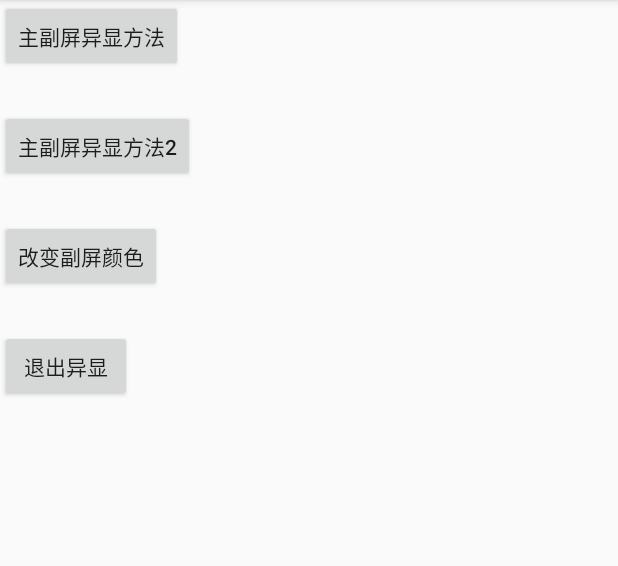
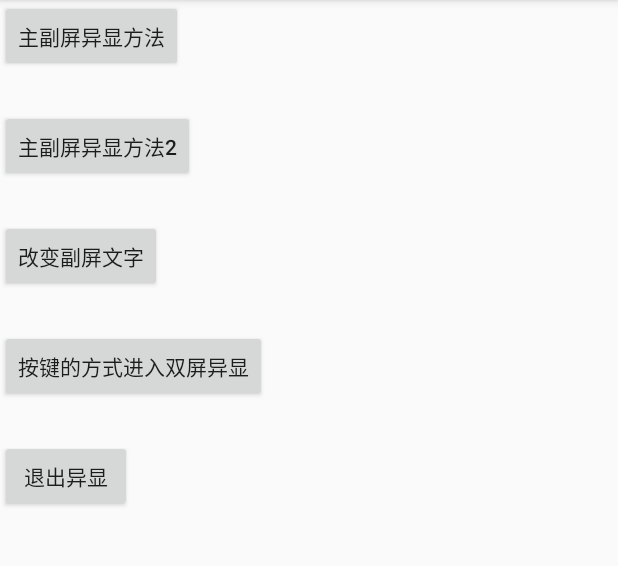
Before and after one commit to fjtkchenhuan/YSDemo, an Android app: the screen it shows after launch (MainActivity), on a phone screen of 412 x 824 dp, the part 84-650 px from its top. Run offline under Robolectric (Android 15) with nearby library versions, the phone set to English and light mode, and no system bars.

Commit message:
增加进入双屏异显的方式

```diff
--- a/doubletouch/src/main/res/layout/activity_main.xml
+++ b/doubletouch/src/main/res/layout/activity_main.xml
@@ -28,6 +28,13 @@
         android:text="@string/change"/>
 
     <Button
+        android:id="@+id/btn5"
+        android:layout_width="wrap_content"
+        android:layout_height="wrap_content"
+        android:layout_marginTop="25dp"
+        android:text="@string/key_jump"/>
+
+    <Button
         android:id="@+id/btn4"
         android:layout_width="wrap_content"
         android:layout_height="wrap_content"
--- a/doubletouch/src/main/res/values/strings.xml
+++ b/doubletouch/src/main/res/values/strings.xml
@@ -3,12 +3,13 @@
 
     <string name="show_mr">主副屏异显方法</string>
     <string name="show_dm">主副屏异显方法2</string>
-    <string name="change">改变副屏颜色</string>
+    <string name="change">改变副屏文字</string>
     <string name="cancel">退出异显</string>
     <string name="presentation">当前是副屏页面</string>
     <string name="display">RK双屏异显功能</string>
     <string name="touch">RK双触功能</string>
     <string name="jump">跳转到第二个activity</string>
+    <string name="key_jump">按键的方式进入双屏异显</string>
 
     <string name="first">这是你第一次操作我，我是副屏，我是由另一个触摸屏操控的</string>
     <string name="second">是不是傻，点了还点，我是副屏，我是由另一个触摸屏操控的</string>
```
Also changed, not shown: doubletouch/src/main/java/com/ys/doubletouch/MainActivity.java (+25 -0 lines).
